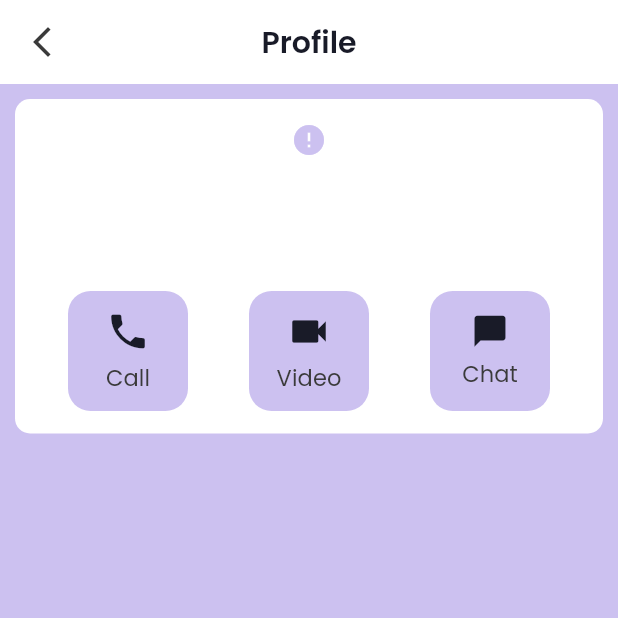
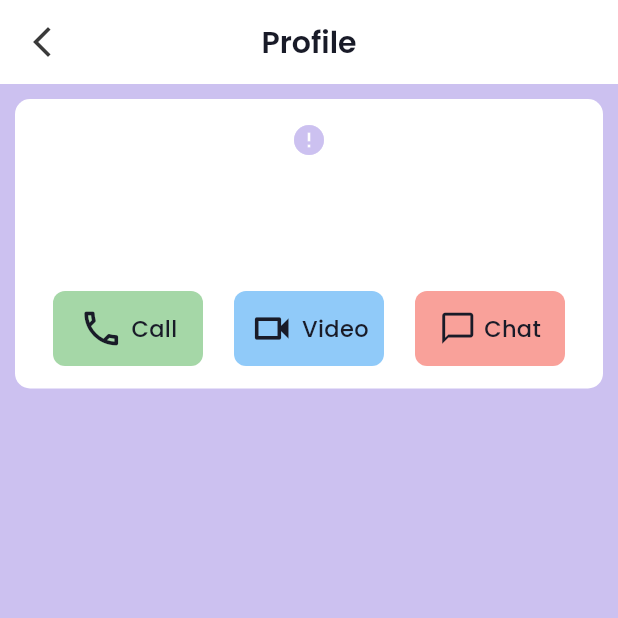
Before and after one commit to tirthkp/flutter_chat_app, a Flutter app: the UserProfile screen opened directly with empty values, on a phone screen of 412 x 824 dp, the top half of it. Run offline on Flutter 3.47's test engine with Material 3 defaults, Android fonts, the phone set to English and light mode, and no system bars; drawn by our look-alikes of cached_network_image; our stand-ins replace cloud_firestore, firebase_auth, firebase_core, firebase_storage, flutter_svg, get and 3 more; missing offline and left inert: firebase_app_check; accounts and stored records are empty; generated files the repository leaves out were written again; network calls fail.

Commit message:
updated theme and improved ui

```diff
--- a/lib/config/images.dart
+++ b/lib/config/images.dart
@@ -17,7 +17,7 @@ class AssetsImage {
 
   //jpg images only
   static const userImg =
-      "https://firebasestorage.googleapis.com/v0/b/chat-app-8525b.appspot.com/o/user.jpg?alt=media&token=a4237aeb-ddc8-4e4a-b933-5fd651236d73";
+      "https://firebasestorage.googleapis.com/v0/b/chat-app-8525b.appspot.com/o/9187604.png?alt=media&token=0310f15b-c909-4e42-8935-5cf0ac49649f";
   static const groupImg =
-      "https://firebasestorage.googleapis.com/v0/b/chat-app-8525b.appspot.com/o/group.jpg?alt=media&token=f9551c7a-2e92-416d-9cc4-3739bdbd6f13";
+      "https://firebasestorage.googleapis.com/v0/b/chat-app-8525b.appspot.com/o/group.png?alt=media&token=a52b1605-f483-47e6-a10a-8012e9d75398";
 }
--- /dev/null
+++ b/lib/config/theme/theme_service.dart
@@ -0,0 +1,25 @@
+import 'package:flutter/material.dart';
+import 'package:get/get.dart';
+import 'package:get_storage/get_storage.dart';
+
+class ThemeService {
+  final getStrorage = GetStorage();
+  final storageKey = "isDarkMode";
+
+  ThemeMode getThemeMode() {
+    return isSaveDarkMode() ? ThemeMode.dark : ThemeMode.light;
+  }
+
+  bool isSaveDarkMode() {
+    return getStrorage.read(storageKey) ?? false;
+  }
+
+  void saveThemeMode(bool isDarkMode) {
+    getStrorage.write(storageKey, isDarkMode);
+  }
+
+  void changeThemeMode() {
+    Get.changeThemeMode(isSaveDarkMode() ? ThemeMode.light : ThemeMode.dark);
+    saveThemeMode(!isSaveDarkMode());
+  }
+}
--- a/lib/main.dart
+++ b/lib/main.dart
@@ -3,10 +3,12 @@ import 'package:firebase_core/firebase_core.dart';
 import 'package:flutter/material.dart';
 import 'package:flutter/services.dart';
 import 'package:flutter_chat_app/config/page_path.dart';
-import 'package:flutter_chat_app/config/themes.dart';
+import 'package:flutter_chat_app/config/theme/theme_service.dart';
+import 'package:flutter_chat_app/config/theme/themes.dart';
 import 'package:flutter_chat_app/firebase_options.dart';
 import 'package:flutter_chat_app/pages/splashPage/splash_page.dart';
 import 'package:get/get.dart';
+import 'package:get_storage/get_storage.dart';
 
 void main() async {
   WidgetsFlutterBinding.ensureInitialized();
@@ -19,6 +21,7 @@ void main() async {
   );
   SystemChrome.setSystemUIOverlayStyle(
       const SystemUiOverlayStyle(statusBarColor: Colors.transparent));
+  await GetStorage.init();
   runApp(const MyApp());
 }
 
@@ -32,6 +35,7 @@ class MyApp extends StatelessWidget {
       title: 'Chat App',
       theme: lightTheme,
       darkTheme: darkTheme,
+      themeMode: ThemeService().getThemeMode(),
       getPages: pagePath,
       home: const SplashPage(),
     );
--- a/lib/pages/contact/widgets/new_contact_tile.dart
+++ b/lib/pages/contact/widgets/new_contact_tile.dart
@@ -31,6 +31,7 @@ class NewContactTile extends StatelessWidget {
           child: Icon(
             icon,
             color: Colors.white,
+            size: 30,
           ),
         ),
         title: Text(title),
--- a/lib/pages/userProfile/widgets/call_buttons.dart
+++ b/lib/pages/userProfile/widgets/call_buttons.dart
@@ -5,12 +5,14 @@ class CallButton extends StatelessWidget {
   final String name;
   final double size;
   final VoidCallback ontap;
+  final Color color;
   const CallButton({
     super.key,
     required this.icon,
     required this.name,
     required this.size,
     required this.ontap,
+    required this.color,
   });
 
   @override
@@ -18,15 +20,15 @@ class CallButton extends StatelessWidget {
     return InkWell(
       onTap: ontap,
       child: Container(
-        height: 80,
-        width: 80,
+        height: 50,
+        width: 100,
         decoration: BoxDecoration(
-          color: Theme.of(context).colorScheme.surface,
-          borderRadius: BorderRadius.circular(15),
+          color: color,
+          borderRadius: BorderRadius.circular(8),
         ),
         child: Padding(
           padding: const EdgeInsets.all(8.0),
-          child: Column(
+          child: Row(
             mainAxisAlignment: MainAxisAlignment.center,
             children: [
               Icon(
@@ -34,10 +36,10 @@ class CallButton extends StatelessWidget {
                 color: Theme.of(context).colorScheme.onSurface,
                 size: size,
               ),
-              const SizedBox(height: 5),
+              const SizedBox(width: 5),
               Text(
                 name,
-                style: Theme.of(context).textTheme.labelLarge,
+                style: Theme.of(context).textTheme.bodyMedium,
               ),
             ],
           ),
--- a/lib/pages/userProfile/widgets/user_info.dart
+++ b/lib/pages/userProfile/widgets/user_info.dart
@@ -86,22 +86,25 @@ class UserInfo extends StatelessWidget {
               mainAxisAlignment: MainAxisAlignment.spaceAround,
               children: [
                 CallButton(
-                  icon: Icons.phone,
+                  icon: Icons.phone_outlined,
                   name: 'Call',
                   size: 30,
                   ontap: () {},
+                  color: Colors.green.withOpacity(0.5),
                 ),
                 CallButton(
-                  icon: Icons.videocam,
+                  icon: Icons.videocam_outlined,
                   name: 'Video',
                   size: 30,
                   ontap: () {},
+                  color: Colors.blue.withOpacity(0.5),
                 ),
                 CallButton(
-                  icon: Icons.chat_bubble,
+                  icon: Icons.chat_bubble_outline,
                   name: 'Chat',
                   size: 25,
                   ontap: () {},
+                  color: Colors.red.withOpacity(0.5),
                 ),
               ],
             ),
--- a/pubspec.yaml
+++ b/pubspec.yaml
@@ -40,6 +40,7 @@ dependencies:
     sdk: flutter
   flutter_svg: ^2.0.10+1
   get: ^4.6.6
+  get_storage: ^2.1.1
   image_picker: ^1.1.2
   intl: ^0.19.0
   slide_to_act: ^2.0.2
```
Also changed, not shown: lib/pages/Groups/newGroup/group_details.dart (+7 -8 lines), lib/pages/Home/home_page.dart (+6 -4 lines), lib/config/theme/themes.dart (renamed from lib/config/themes.dart), pubspec.lock.
